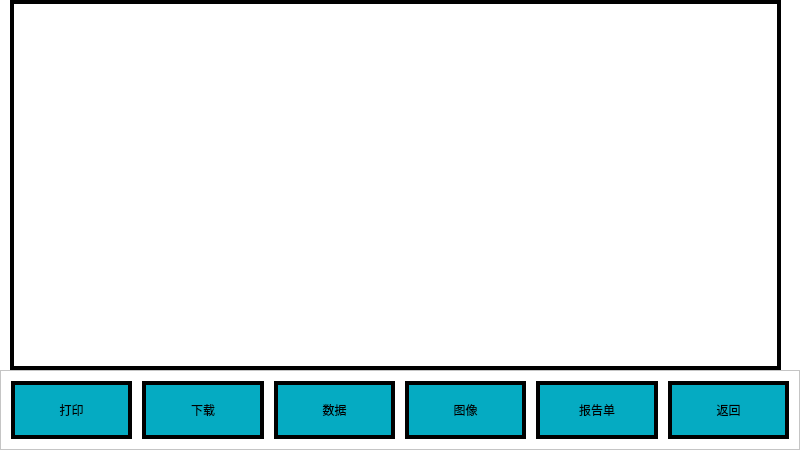
The window that gui/info.ui (mysondrink/qt0922) describes before a commit, drawn with Qt 5.
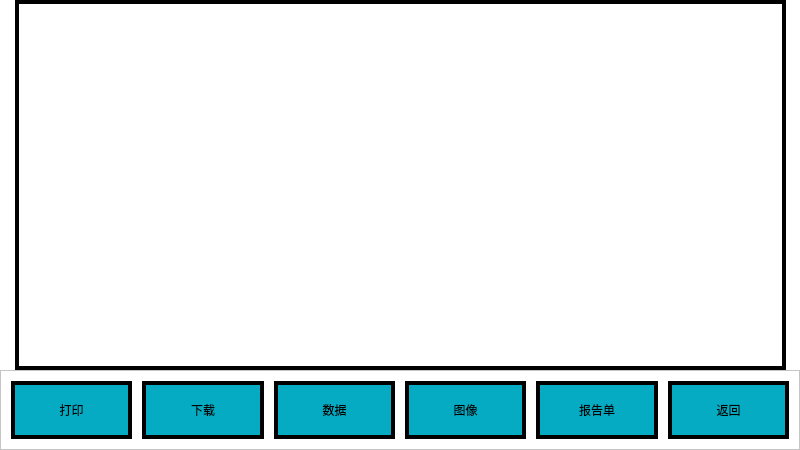
The same window after the commit. The open tabs and pages were chosen to show the change.

```diff
--- a/gui/info.ui
+++ b/gui/info.ui
@@ -364,7 +364,7 @@
     <widget class="QTableWidget" name="tableWidget">
      <property name="geometry">
       <rect>
-       <x>10</x>
+       <x>15</x>
        <y>0</y>
        <width>771</width>
        <height>370</height>
```
